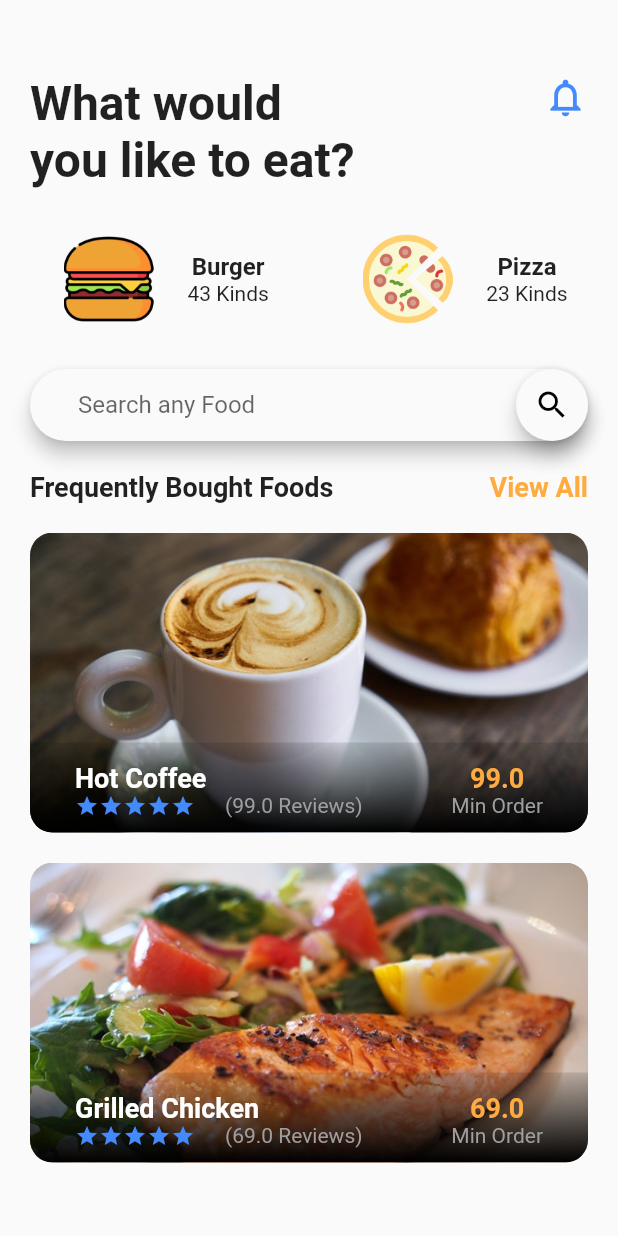
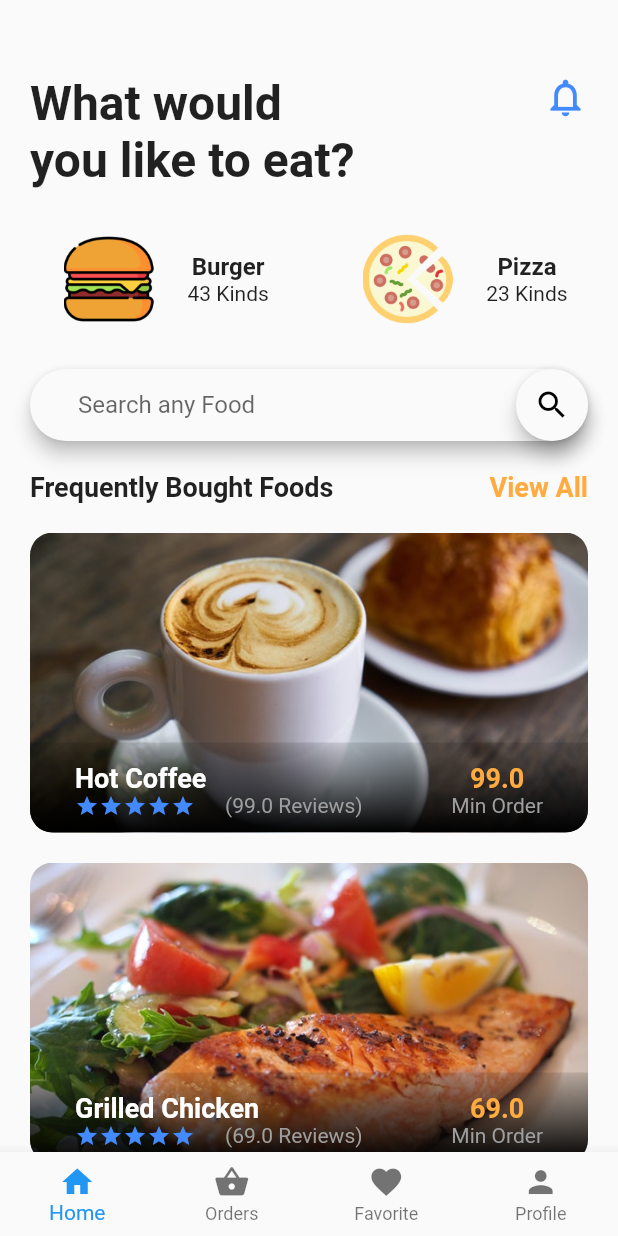
Before and after one commit to MarwanSallum/Food-Delivery-App, a Flutter app: the screen it shows after launch, on a phone screen of 412 x 824 dp. Run offline on Flutter 3.47's test engine with Material 2 defaults, Android fonts, the phone set to English and light mode, and no system bars.

Commit message:
add pages folder and screen , create MainScreen

```diff
--- a/lib/src/app.dart
+++ b/lib/src/app.dart
@@ -1,7 +1,7 @@
 
 import 'package:flutter/cupertino.dart';
 import 'package:flutter/material.dart';
-import 'package:food_delivery_app/src/home_screen.dart';
+import 'package:food_delivery_app/src/screens/main_screen.dart';
 
 class App extends StatelessWidget {
   @override
@@ -12,7 +12,7 @@ class App extends StatelessWidget {
       theme: ThemeData(
         primaryColor: Colors.blueAccent,
       ),
-      home: HomeScreen(),
+      home: MainScreen(),
     );
   }
 }
--- a/lib/src/data/food_data.dart
+++ b/lib/src/data/food_data.dart
@@ -1,22 +1,6 @@
-class Food{
-  final String id;
-  final String name;
-  final String imagePath;
-  final String category;
-  final double price;
-  final double discount;
-  final double ratings;
 
-  Food({
-        this.id,
-        this.name,
-        this.imagePath,
-        this.category,
-        this.price,
-        this.discount,
-        this.ratings
-  });
-}
+
+import 'package:food_delivery_app/src/model/food_data.dart';
 
 final foods = [
   Food(
--- /dev/null
+++ b/lib/src/model/food_data.dart
@@ -0,0 +1,19 @@
+class Food{
+  final String id;
+  final String name;
+  final String imagePath;
+  final String category;
+  final double price;
+  final double discount;
+  final double ratings;
+
+  Food({
+    this.id,
+    this.name,
+    this.imagePath,
+    this.category,
+    this.price,
+    this.discount,
+    this.ratings
+  });
+}
--- a/lib/src/home_screen.dart
+++ b/lib/src/pages/home_page.dart
@@ -1,18 +1,19 @@
 import 'package:flutter/material.dart';
+import 'package:food_delivery_app/src/model/food_data.dart';
 import 'package:food_delivery_app/src/widgets/bought_foods.dart';
 import 'package:food_delivery_app/src/widgets/food_category.dart';
 import 'package:food_delivery_app/src/widgets/home_top_info.dart';
 import 'package:food_delivery_app/src/widgets/search_field.dart';
 
 // Data
-import 'data/food_data.dart';
+import 'package:food_delivery_app/src/data/food_data.dart';
 
-class HomeScreen extends StatefulWidget {
+class HomePage extends StatefulWidget {
   @override
-  _HomeScreenState createState() => _HomeScreenState();
+  _HomePageState createState() => _HomePageState();
 }
 
-class _HomeScreenState extends State<HomeScreen> {
+class _HomePageState extends State<HomePage> {
   List<Food> _foods = foods;
   @override
   Widget build(BuildContext context) {
--- /dev/null
+++ b/lib/src/screens/main_screen.dart
@@ -0,0 +1,61 @@
+import 'package:flutter/material.dart';
+
+// Pages
+import 'package:food_delivery_app/src/pages/home_page.dart';
+
+class MainScreen extends StatefulWidget {
+  @override
+  _MainScreenState createState() => _MainScreenState();
+}
+
+class _MainScreenState extends State<MainScreen> {
+
+  int currentTabIndex = 0;
+  List<Widget> pages;
+  Widget currentPage;
+  HomePage homePage;
+
+  @override
+  void initState() {
+    super.initState();
+    homePage = HomePage();
+    pages = [homePage];
+    currentPage = homePage;
+  }
+
+  @override
+  Widget build(BuildContext context) {
+    return Scaffold(
+      bottomNavigationBar: BottomNavigationBar(
+        onTap: (int index){
+          setState(() {
+            currentTabIndex = index;
+            currentPage = pages[index];
+          });
+        },
+        currentIndex: currentTabIndex,
+        type: BottomNavigationBarType.fixed,
+        items: [
+          BottomNavigationBarItem(
+            icon: Icon(Icons.home),
+            title: Text("Home"),
+          ),
+          BottomNavigationBarItem(
+            icon: Icon(Icons.shopping_basket),
+            title: Text("Orders"),
+          ),
+          BottomNavigationBarItem(
+            icon: Icon(Icons.favorite),
+            title: Text("Favorite"),
+          ),
+          BottomNavigationBarItem(
+            icon: Icon(Icons.person),
+            title: Text("Profile"),
+          ),
+        ],
+      ),
+
+      body: currentPage,
+    );
+  }
+}
```
Lines whose indentation alone changed are shown as unchanged.
